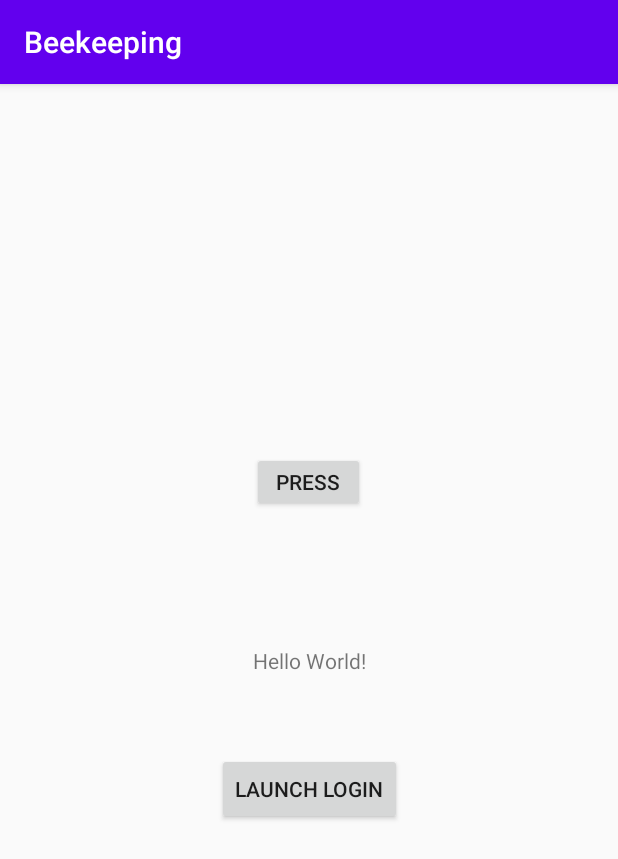
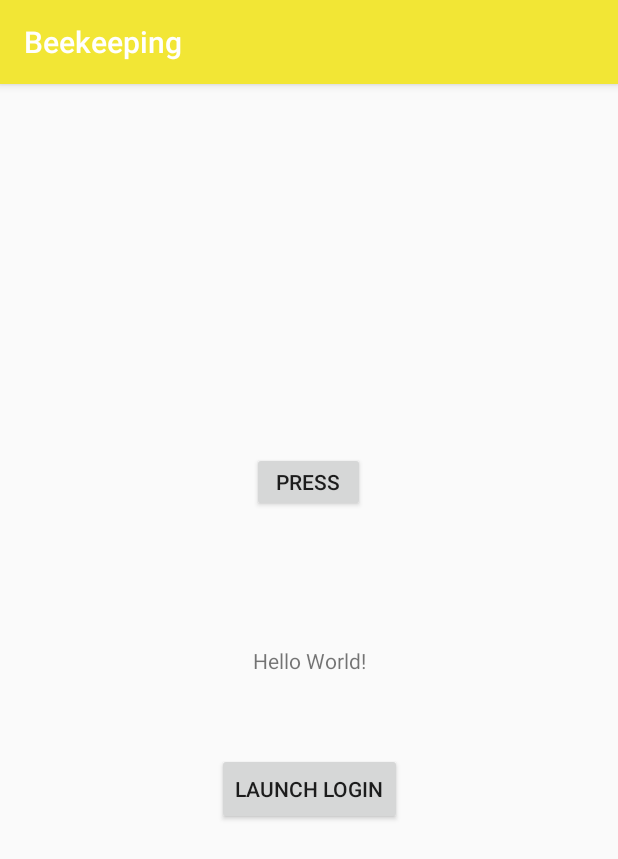
Before and after one commit to peterdaly13/Beekeeping, an Android app: the screen it shows after launch (MainActivity), on a phone screen of 412 x 824 dp. Shown: the top 859 px of the screen. Run offline under Robolectric (Android 15) with nearby library versions, the phone set to English and light mode, and no system bars; our stand-ins replace Firebase (no records; nobody signed in at launch, a user with empty details on screens opened directly).

Commit message:
color scheme setup

```diff
--- a/app/src/main/res/values/colors.xml
+++ b/app/src/main/res/values/colors.xml
@@ -1,6 +1,8 @@
 <?xml version="1.0" encoding="utf-8"?>
 <resources>
-    <color name="colorPrimary">#6200EE</color>
-    <color name="colorPrimaryDark">#3700B3</color>
-    <color name="colorAccent">#03DAC5</color>
+    <color name="colorPrimary">#F2E635</color>
+    <color name="colorPrimaryDark">#F2BE22</color>
+    <color name="colorAccent">#4A44F2</color>
+    <color name="colorText">#222222</color>
+    <color name="colorWarning">#F20505</color>
 </resources>
```
